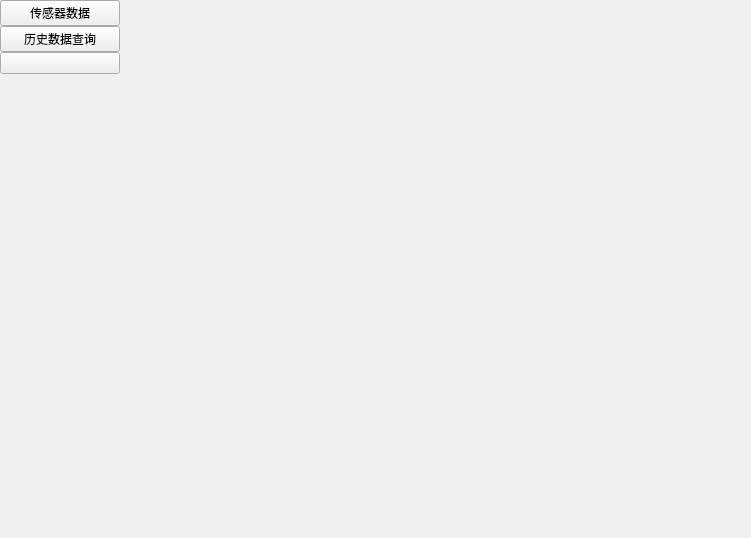
Above: frmdata.ui from hzqgogogo/IntelligentGreenHouse before the change. Below: the same form after it.
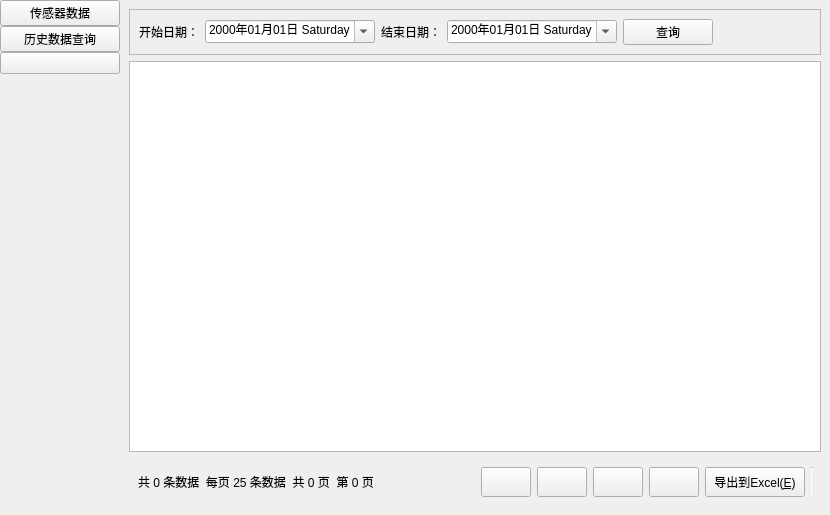
That is the form after the change. The open tabs and pages were chosen to show the change.

Patch:
```diff
--- a/frmdata.ui
+++ b/frmdata.ui
@@ -6,14 +6,14 @@
    <rect>
     <x>0</x>
     <y>0</y>
-    <width>751</width>
-    <height>538</height>
+    <width>830</width>
+    <height>515</height>
    </rect>
   </property>
   <property name="windowTitle">
    <string>Form</string>
   </property>
-  <layout class="QHBoxLayout" name="horizontalLayout">
+  <layout class="QHBoxLayout" name="horizontalLayout_3">
    <property name="spacing">
     <number>0</number>
    </property>
@@ -102,7 +102,7 @@
          <number>0</number>
         </property>
         <widget class="QWidget" name="page">
-         <layout class="QVBoxLayout" name="verticalLayout_3">
+         <layout class="QVBoxLayout" name="verticalLayout_4">
           <item>
            <widget class="QTabWidget" name="tabWidget">
             <property name="currentIndex">
@@ -112,7 +112,279 @@
           </item>
          </layout>
         </widget>
-        <widget class="QWidget" name="page_2"/>
+        <widget class="QWidget" name="page_2">
+         <layout class="QVBoxLayout" name="verticalLayout_3">
+          <item>
+           <widget class="QFrame" name="frame">
+            <property name="frameShape">
+             <enum>QFrame::StyledPanel</enum>
+            </property>
+            <property name="frameShadow">
+             <enum>QFrame::Raised</enum>
+            </property>
+            <layout class="QHBoxLayout" name="horizontalLayout">
+             <item>
+              <widget class="QLabel" name="label">
+               <property name="text">
+                <string>开始日期：</string>
+               </property>
+              </widget>
+             </item>
+             <item>
+              <widget class="QDateEdit" name="dateStart">
+               <property name="sizePolicy">
+                <sizepolicy hsizetype="Expanding" vsizetype="Fixed">
+                 <horstretch>0</horstretch>
+                 <verstretch>0</verstretch>
+                </sizepolicy>
+               </property>
+               <property name="maximumTime">
+                <time>
+                 <hour>23</hour>
+                 <minute>59</minute>
+                 <second>59</second>
+                </time>
+               </property>
+               <property name="displayFormat">
+                <string>yyyy年MM月dd日 dddd</string>
+               </property>
+               <property name="calendarPopup">
+                <bool>true</bool>
+               </property>
+              </widget>
+             </item>
+             <item>
+              <widget class="QLabel" name="label_2">
+               <property name="text">
+                <string>结束日期：</string>
+               </property>
+              </widget>
+             </item>
+             <item>
+              <widget class="QDateEdit" name="dateEnd">
+               <property name="sizePolicy">
+                <sizepolicy hsizetype="Expanding" vsizetype="Fixed">
+                 <horstretch>0</horstretch>
+                 <verstretch>0</verstretch>
+                </sizepolicy>
+               </property>
+               <property name="displayFormat">
+                <string>yyyy年MM月dd日 dddd</string>
+               </property>
+               <property name="calendarPopup">
+                <bool>true</bool>
+               </property>
+              </widget>
+             </item>
+             <item>
+              <widget class="QPushButton" name="btnSelect">
+               <property name="minimumSize">
+                <size>
+                 <width>90</width>
+                 <height>0</height>
+                </size>
+               </property>
+               <property name="text">
+                <string>查询</string>
+               </property>
+              </widget>
+             </item>
+             <item>
+              <spacer name="horizontalSpacer">
+               <property name="orientation">
+                <enum>Qt::Horizontal</enum>
+               </property>
+               <property name="sizeHint" stdset="0">
+                <size>
+                 <width>105</width>
+                 <height>20</height>
+                </size>
+               </property>
+              </spacer>
+             </item>
+            </layout>
+           </widget>
+          </item>
+          <item>
+           <widget class="QTableView" name="tableData"/>
+          </item>
+          <item>
+           <widget class="QFrame" name="gboxBottom">
+            <property name="sizePolicy">
+             <sizepolicy hsizetype="Preferred" vsizetype="Fixed">
+              <horstretch>0</horstretch>
+              <verstretch>0</verstretch>
+             </sizepolicy>
+            </property>
+            <layout class="QHBoxLayout" name="horizontalLayout_2">
+             <item>
+              <widget class="QLabel" name="labInfo">
+               <property name="sizePolicy">
+                <sizepolicy hsizetype="Expanding" vsizetype="Preferred">
+                 <horstretch>0</horstretch>
+                 <verstretch>0</verstretch>
+                </sizepolicy>
+               </property>
+               <property name="styleSheet">
+                <string notr="true"/>
+               </property>
+               <property name="text">
+                <string>共 0 条数据  每页 25 条数据  共 0 页  第 0 页</string>
+               </property>
+              </widget>
+             </item>
+             <item>
+              <widget class="QPushButton" name="btnFirst">
+               <property name="sizePolicy">
+                <sizepolicy hsizetype="Minimum" vsizetype="Minimum">
+                 <horstretch>0</horstretch>
+                 <verstretch>0</verstretch>
+                </sizepolicy>
+               </property>
+               <property name="minimumSize">
+                <size>
+                 <width>50</width>
+                 <height>30</height>
+                </size>
+               </property>
+               <property name="toolTip">
+                <string>第一页</string>
+               </property>
+               <property name="iconSize">
+                <size>
+                 <width>18</width>
+                 <height>18</height>
+                </size>
+               </property>
+              </widget>
+             </item>
+             <item>
+              <widget class="QPushButton" name="btnPre">
+               <property name="sizePolicy">
+                <sizepolicy hsizetype="Minimum" vsizetype="Minimum">
+                 <horstretch>0</horstretch>
+                 <verstretch>0</verstretch>
+                </sizepolicy>
+               </property>
+               <property name="minimumSize">
+                <size>
+                 <width>50</width>
+                 <height>30</height>
+                </size>
+               </property>
+               <property name="toolTip">
+                <string>上一页</string>
+               </property>
+               <property name="iconSize">
+                <size>
+                 <width>18</width>
+                 <height>18</height>
+                </size>
+               </property>
+              </widget>
+             </item>
+             <item>
+              <widget class="QPushButton" name="btnNext">
+               <property name="sizePolicy">
+                <sizepolicy hsizetype="Minimum" vsizetype="Minimum">
+                 <horstretch>0</horstretch>
+                 <verstretch>0</verstretch>
+                </sizepolicy>
+               </property>
+               <property name="minimumSize">
+                <size>
+                 <width>50</width>
+                 <height>30</height>
+                </size>
+               </property>
+               <property name="toolTip">
+                <string>下一页</string>
+               </property>
+               <property name="iconSize">
+                <size>
+                 <width>18</width>
+                 <height>18</height>
+                </size>
+               </property>
+              </widget>
+             </item>
+             <item>
+              <widget class="QPushButton" name="btnLast">
+               <property name="sizePolicy">
+                <sizepolicy hsizetype="Minimum" vsizetype="Minimum">
+                 <horstretch>0</horstretch>
+                 <verstretch>0</verstretch>
+                </sizepolicy>
+               </property>
+               <property name="minimumSize">
+                <size>
+                 <width>50</width>
+                 <height>30</height>
+                </size>
+               </property>
+               <property name="toolTip">
+                <string>末一页</string>
+               </property>
+               <property name="iconSize">
+                <size>
+                 <width>18</width>
+                 <height>18</height>
+                </size>
+               </property>
+              </widget>
+             </item>
+             <item>
+              <widget class="QPushButton" name="btnExcel">
+               <property name="sizePolicy">
+                <sizepolicy hsizetype="Minimum" vsizetype="Expanding">
+                 <horstretch>0</horstretch>
+                 <verstretch>0</verstretch>
+                </sizepolicy>
+               </property>
+               <property name="minimumSize">
+                <size>
+                 <width>100</width>
+                 <height>0</height>
+                </size>
+               </property>
+               <property name="styleSheet">
+                <string notr="true"/>
+               </property>
+               <property name="text">
+                <string>导出到Excel(&amp;E)</string>
+               </property>
+               <property name="iconSize">
+                <size>
+                 <width>20</width>
+                 <height>20</height>
+                </size>
+               </property>
+              </widget>
+             </item>
+             <item>
+              <widget class="Line" name="line">
+               <property name="minimumSize">
+                <size>
+                 <width>1</width>
+                 <height>0</height>
+                </size>
+               </property>
+               <property name="maximumSize">
+                <size>
+                 <width>1</width>
+                 <height>16777215</height>
+                </size>
+               </property>
+               <property name="orientation">
+                <enum>Qt::Vertical</enum>
+               </property>
+              </widget>
+             </item>
+            </layout>
+           </widget>
+          </item>
+         </layout>
+        </widget>
        </widget>
       </item>
      </layout>
```
Left out of the diff: 2 changed lines with no effect on the pictures.
